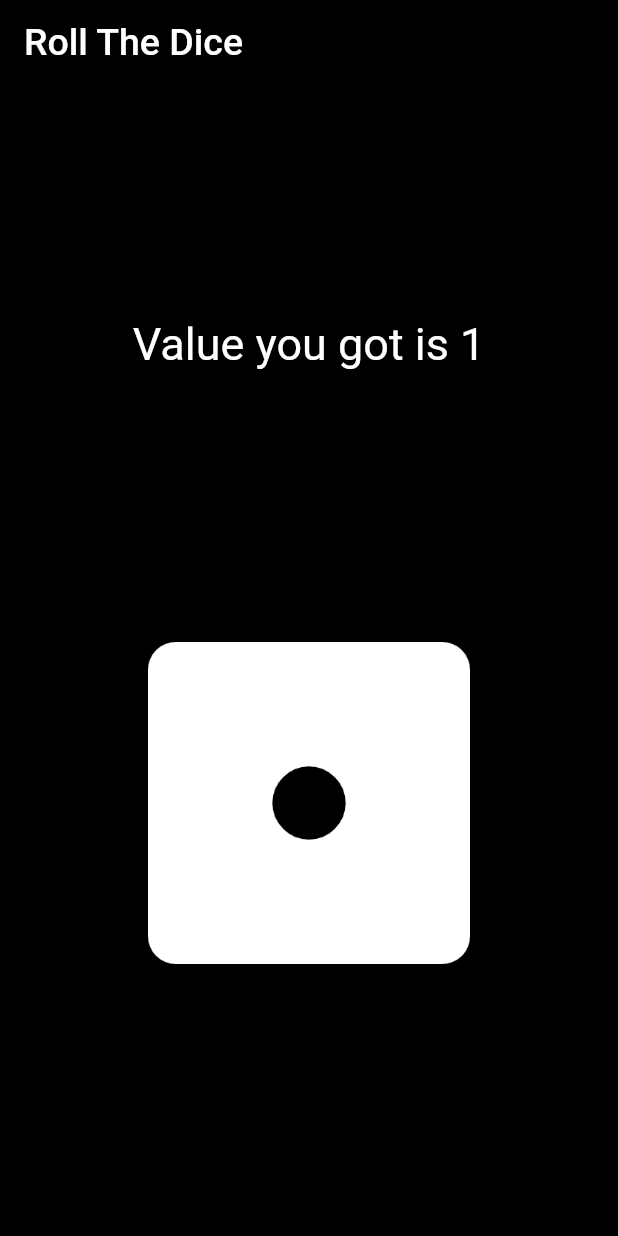
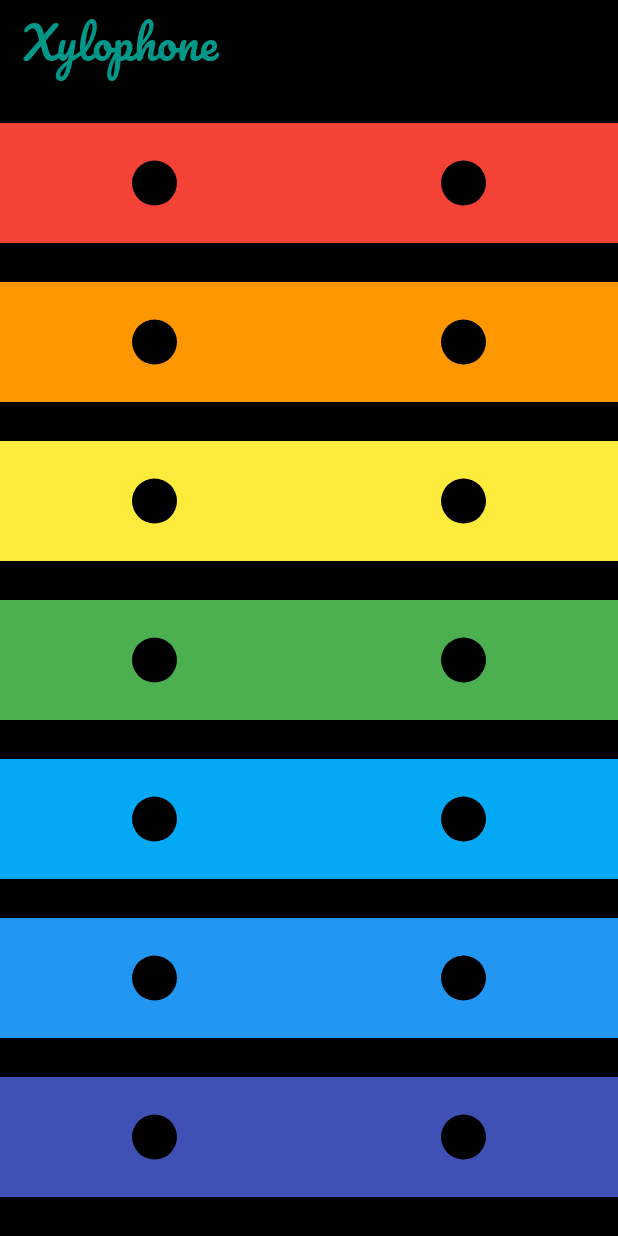
Before and after one commit to iamyashm2000/my_first_app, a Flutter app: the screen it shows after launch, on a phone screen of 412 x 824 dp. Run offline on Flutter 3.47's test engine with Material 2 defaults, Android fonts, the phone set to English and light mode, and no system bars; our stand-ins replace google_fonts.

Commit message:
Xylophone UI Complete

```diff
--- a/lib/main.dart
+++ b/lib/main.dart
@@ -1,7 +1,5 @@
-import 'dart:async';
-import 'dart:math';
-
 import 'package:flutter/material.dart';
+import 'package:google_fonts/google_fonts.dart';
 
 void main() {
   runApp(const MyApp());
@@ -15,35 +13,41 @@ class MyApp extends StatefulWidget {
 }
 
 class _MyAppState extends State<MyApp> {
-  int value = 1;
+  // int value = 1;
 
-  Random random = Random();
-  bool isRolling = false;
-  rollTheDice() async {
-    setState(() {
-      isRolling = true;
-    });
-    var timer = Timer.periodic(const Duration(milliseconds: 100), (timer) {
-      value = random.nextInt(6);
-      if (value == 0) {
-        value = 1;
-      }
-      setState(() {});
-    });
-    await Future.delayed(const Duration(seconds: 10));
-    timer.cancel();
-    setState(() {
-      isRolling = false;
-    });
-    // value = random.nextInt(6);
-    // if (value == 0) {
-    //   rollTheDice();
-    // }
-    // setState(() {});
-    //print(value);
-  }
+  // Random random = Random();
+  // bool isRolling = false;
+  // rollTheDice() async {
+  //   setState(() {
+  //     isRolling = true;
+  //   });
+  //   var timer = Timer.periodic(const Duration(milliseconds: 100), (timer) {
+  //     value = random.nextInt(6);
+  //     if (value == 0) {
+  //       value = 1;
+  //     }
+  //     setState(() {});
+  //   });
+  //   await Future.delayed(const Duration(seconds: 3));
+  //   timer.cancel();
+  //   setState(() {
+  //     isRolling = false;
+  //   });
+  //   // value = random.nextInt(6);
+  //   // if (value == 0) {
+  //   //   rollTheDice();
+  //   // }
+  //   // setState(() {});
+  //   //print(value);
+  // }
 
   // Camel Casing
+
+  // playAudio() async {
+  //   AudioPlayer player = await AudioPlayer();
+  //   player.play(AssetSource('assets/audio/1.mp3'));
+  // }
+
   @override
   Widget build(BuildContext context) {
     return MaterialApp(
@@ -51,34 +55,73 @@ class _MyAppState extends State<MyApp> {
         backgroundColor: Colors.black,
         appBar: AppBar(
           backgroundColor: Colors.black,
-          title: const Text(
-            'Roll The Dice',
-            style: TextStyle(
-              fontSize: 25,
-            ),
-          ),
+          title: Text('Xylophone',
+              style: GoogleFonts.pacifico(color: Colors.teal, fontSize: 30)),
         ),
         body: Center(
             child: Column(
           mainAxisAlignment: MainAxisAlignment.spaceEvenly,
-          children: [
-            Text(
-              isRolling ? "Rolling Dice" : "Value you got is $value",
-              style: const TextStyle(color: Colors.white, fontSize: 30),
+          children: const [
+            Node(
+              color: Colors.red,
             ),
-            TextButton(
-              onPressed: () {
-                rollTheDice();
-              },
-              child: Image(
-                image: AssetImage('assets/images/$value.png'),
-                height: 250,
-                width: 250,
-              ),
+            Node(
+              color: Colors.orange,
+            ),
+            Node(
+              color: Colors.yellow,
+            ),
+            Node(
+              color: Colors.green,
+            ),
+            Node(
+              color: Colors.lightBlue,
+            ),
+            Node(
+              color: Colors.blue,
+            ),
+            Node(
+              color: Colors.indigo,
             ),
           ],
         )),
       ),
+    );
+  }
+}
+
+class Node extends StatelessWidget {
+  const Node({super.key, required this.color});
+
+  final Color color;
+
+  @override
+  Widget build(BuildContext context) {
+    return Stack(
+      alignment: Alignment.center,
+      children: [
+        Container(
+          color: color,
+          height: 80,
+        ),
+        Row(
+          mainAxisAlignment: MainAxisAlignment.spaceAround,
+          children: [
+            Container(
+              decoration: const BoxDecoration(
+                  color: Colors.black, shape: BoxShape.circle),
+              width: 30,
+              height: 30,
+            ),
+            Container(
+              decoration: const BoxDecoration(
+                  color: Colors.black, shape: BoxShape.circle),
+              width: 30,
+              height: 30,
+            )
+          ],
+        )
+      ],
     );
   }
 }
@@ -91,3 +134,9 @@ class _MyAppState extends State<MyApp> {
 // 2 Types of Widget
 // Stateless Widget -> Movement Changes
 // Stateful Widget  -> User Interaction -> Changes
+
+
+// git init -> Initialize the repository
+// git add . -> To Stage or Add All the changes
+// git push -> To send file to remote
+// git pull -> To Fetch the changes
--- a/pubspec.yaml
+++ b/pubspec.yaml
@@ -35,6 +35,9 @@ dependencies:
   # The following adds the Cupertino Icons font to your application.
   # Use with the CupertinoIcons class for iOS style icons.
   cupertino_icons: ^1.0.2
+  google_fonts: ^4.0.3
+  #audioplayers: ^3.0.1
+
 
 dev_dependencies:
   flutter_test:
```
Also changed, not shown: pubspec.lock, 10 other files.
